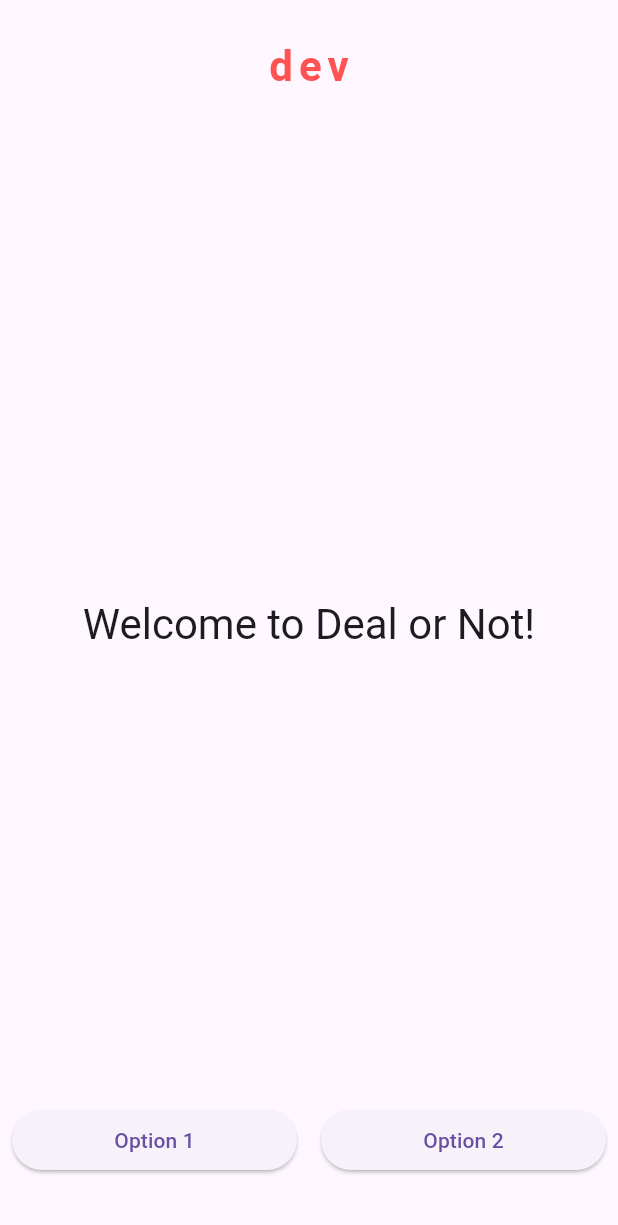
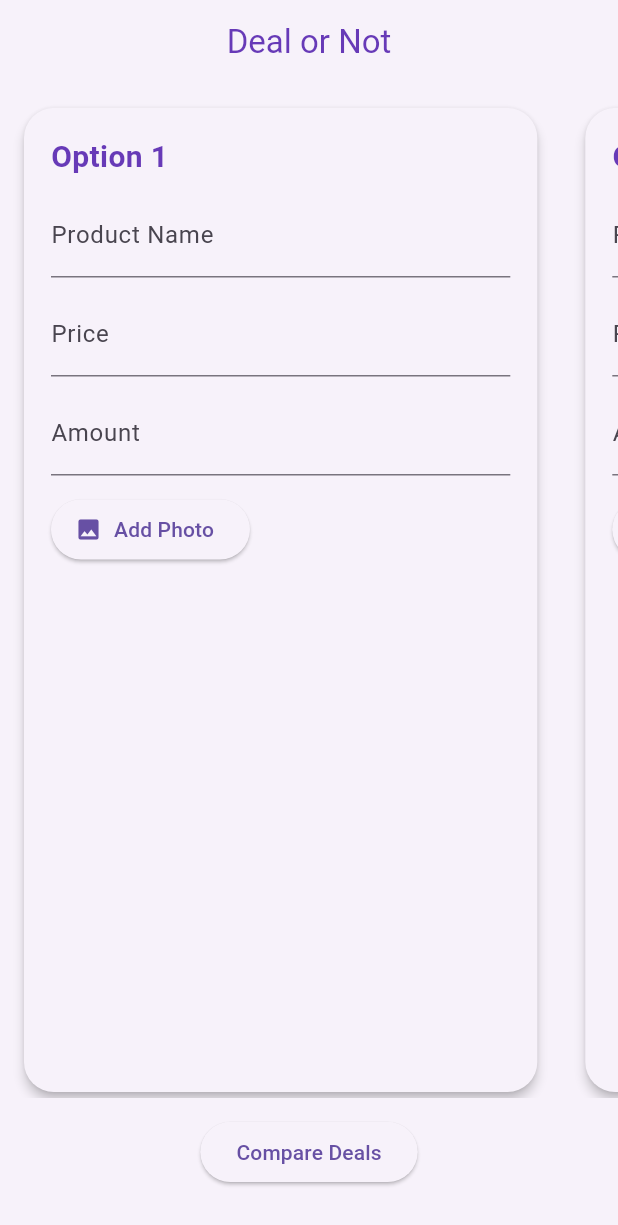
Before and after one commit to wolftone1916/deal-or-not, a Flutter app: the screen it shows after launch, on a phone screen of 412 x 824 dp. Shown: the top 1225 px of the screen. Run offline on Flutter 3.47's test engine with Material 3 defaults, Android fonts, the phone set to English and light mode, and no system bars; our stand-ins replace image_picker.

Commit message:
Update lib/main.dart with new content

```diff
--- a/lib/main.dart
+++ b/lib/main.dart
@@ -1,4 +1,7 @@
 import 'package:flutter/material.dart';
+import 'package:provider/provider.dart';
+import 'package:image_picker/image_picker.dart';
+import 'dart:io';
 
 void main() {
   runApp(const DealOrNotApp());
@@ -9,12 +12,36 @@ class DealOrNotApp extends StatelessWidget {
 
   @override
   Widget build(BuildContext context) {
-    return MaterialApp(
+    return MultiProvider(
+      providers: [
+        ChangeNotifierProvider(create: (_) => DealOptionsProvider()),
+      ],
+      child: MaterialApp(
         title: 'Deal or Not',
         home: const DealOrNotHomePage(),
         debugShowCheckedModeBanner: false,
+      ),
     );
   }
+}
+
+class DealOptionsProvider extends ChangeNotifier {
+  final List<DealOptionData> options = [DealOptionData(), DealOptionData()];
+
+  void updateOption(int index, DealOptionData data) {
+    options[index] = data;
+    notifyListeners();
+  }
+}
+
+class DealOptionData {
+  String? name;
+  double? price;
+  double? amount;
+  File? image;
+  String? barcode;
+
+  DealOptionData({this.name, this.price, this.amount, this.image, this.barcode});
 }
 
 class DealOrNotHomePage extends StatelessWidget {
@@ -23,56 +50,186 @@ class DealOrNotHomePage extends StatelessWidget {
   @override
   Widget build(BuildContext context) {
     return Scaffold(
-      body: SafeArea(
+      backgroundColor: const Color(0xFFF7F2FA),
+      appBar: AppBar(
+        backgroundColor: Colors.transparent,
+        elevation: 0,
+        centerTitle: true,
+        title: const Text('Deal or Not', style: TextStyle(color: Colors.deepPurple)),
+      ),
+      body: Consumer<DealOptionsProvider>(
+        builder: (context, optionsProvider, child) {
+          return Column(
+            children: [
+              const SizedBox(height: 12),
+              Expanded(
+                child: ListView.builder(
+                  scrollDirection: Axis.horizontal,
+                  itemCount: optionsProvider.options.length,
+                  itemBuilder: (context, index) {
+                    return Container(
+                      width: MediaQuery.of(context).size.width * 0.85,
+                      margin: EdgeInsets.symmetric(horizontal: 12),
+                      child: DealOptionCard(
+                        index: index,
+                        data: optionsProvider.options[index],
+                        onChanged: (data) => optionsProvider.updateOption(index, data),
+                      ),
+                    );
+                  },
+                ),
+              ),
+              const SizedBox(height: 12),
+              ElevatedButton(
+                onPressed: () {
+                  final deals = optionsProvider.options;
+                  String result;
+                  if (deals[0].price != null && deals[0].amount != null && deals[1].price != null && deals[1].amount != null) {
+                    double value0 = deals[0].price! / deals[0].amount!;
+                    double value1 = deals[1].price! / deals[1].amount!;
+                    result = value0 < value1 ? "Option 1 is the better deal" : "Option 2 is the better deal";
+                  } else {
+                    result = "Please fill in price and amount for both options.";
+                  }
+                  showDialog(context: context, builder: (_) => AlertDialog(title: Text("Deal Result"), content: Text(result)));
+                },
+                child: const Text('Compare Deals'),
+              ),
+              const SizedBox(height: 32),
+            ],
+          );
+        },
+      ),
+    );
+  }
+}
+
+class DealOptionCard extends StatefulWidget {
+  final int index;
+  final DealOptionData data;
+  final ValueChanged<DealOptionData> onChanged;
+
+  const DealOptionCard({super.key, required this.index, required this.data, required this.onChanged});
+
+  @override
+  State<DealOptionCard> createState() => _DealOptionCardState();
+}
+
+class _DealOptionCardState extends State<DealOptionCard> {
+  late TextEditingController nameController;
+  late TextEditingController priceController;
+  late TextEditingController amountController;
+
+  @override
+  void initState() {
+    super.initState();
+    nameController = TextEditingController(text: widget.data.name);
+    priceController = TextEditingController(text: widget.data.price?.toString() ?? '');
+    amountController = TextEditingController(text: widget.data.amount?.toString() ?? '');
+  }
+
+  @override
+  void dispose() {
+    nameController.dispose();
+    priceController.dispose();
+    amountController.dispose();
+    super.dispose();
+  }
+
+  Future<void> pickImage() async {
+    final picker = ImagePicker();
+    final pickedFile = await picker.pickImage(source: ImageSource.gallery);
+    if (pickedFile != null) {
+      setState(() {
+        widget.onChanged(
+          DealOptionData(
+            name: nameController.text,
+            price: double.tryParse(priceController.text),
+            amount: double.tryParse(amountController.text),
+            image: File(pickedFile.path),
+            barcode: widget.data.barcode,
+          ),
+        );
+      });
+    }
+  }
+
+  @override
+  Widget build(BuildContext context) {
+    return Card(
+      elevation: 3,
+      shape: RoundedRectangleBorder(borderRadius: BorderRadius.circular(20)),
+      child: Padding(
+        padding: const EdgeInsets.all(18.0),
         child: Column(
+          mainAxisAlignment: MainAxisAlignment.start,
+          crossAxisAlignment: CrossAxisAlignment.stretch,
           children: [
-            const Padding(
-              padding: EdgeInsets.only(top: 24.0, bottom: 16.0),
-              child: Text(
-                'dev',
-                style: TextStyle(
-                  fontSize: 28,
-                  fontWeight: FontWeight.bold,
-                  color: Colors.redAccent,
-                  letterSpacing: 4,
+            Text('Option ${widget.index + 1}',
+                style: const TextStyle(fontWeight: FontWeight.bold, fontSize: 20, color: Colors.deepPurple)),
+            const SizedBox(height: 10),
+            TextField(
+              controller: nameController,
+              decoration: const InputDecoration(labelText: 'Product Name'),
+              onChanged: (_) => widget.onChanged(
+                DealOptionData(
+                  name: nameController.text,
+                  price: double.tryParse(priceController.text),
+                  amount: double.tryParse(amountController.text),
+                  image: widget.data.image,
+                  barcode: widget.data.barcode,
                 ),
               ),
             ),
-            const SizedBox(height: 16),
-            Expanded(
-              child: Center(
-                child: Text(
-                  'Welcome to Deal or Not!',
-                  style: Theme.of(context).textTheme.headlineMedium,
-                  textAlign: TextAlign.center,
+            const SizedBox(height: 10),
+            TextField(
+              controller: priceController,
+              keyboardType: TextInputType.number,
+              decoration: const InputDecoration(labelText: 'Price'),
+              onChanged: (_) => widget.onChanged(
+                DealOptionData(
+                  name: nameController.text,
+                  price: double.tryParse(priceController.text),
+                  amount: double.tryParse(amountController.text),
+                  image: widget.data.image,
+                  barcode: widget.data.barcode,
                 ),
               ),
             ),
-            Padding(
-              padding: const EdgeInsets.only(bottom: 40.0),
-              child: Row(
-                mainAxisAlignment: MainAxisAlignment.center,
-                children: [
-                  Expanded(
-                    child: Padding(
-                      padding: const EdgeInsets.symmetric(horizontal: 8.0),
-                      child: ElevatedButton(
-                        onPressed: () {},
-                        child: const Text('Option 1'),
+            const SizedBox(height: 10),
+            TextField(
+              controller: amountController,
+              keyboardType: TextInputType.number,
+              decoration: const InputDecoration(labelText: 'Amount'),
+              onChanged: (_) => widget.onChanged(
+                DealOptionData(
+                  name: nameController.text,
+                  price: double.tryParse(priceController.text),
+                  amount: double.tryParse(amountController.text),
+                  image: widget.data.image,
+                  barcode: widget.data.barcode,
                 ),
               ),
             ),
-                  Expanded(
-                    child: Padding(
-                      padding: const EdgeInsets.symmetric(horizontal: 8.0),
-                      child: ElevatedButton(
-                        onPressed: () {},
-                        child: const Text('Option 2'),
+            const SizedBox(height: 12),
+            Row(
+              mainAxisAlignment: MainAxisAlignment.spaceBetween,
+              children: [
+                ElevatedButton.icon(
+                  onPressed: pickImage,
+                  icon: const Icon(Icons.image),
+                  label: const Text('Add Photo'),
                 ),
+                if (widget.data.image != null)
+                  SizedBox(
+                    width: 60,
+                    height: 60,
+                    child: ClipRRect(
+                      borderRadius: BorderRadius.circular(8),
+                      child: Image.file(widget.data.image!, fit: BoxFit.cover),
                     ),
                   ),
               ],
-              ),
             ),
           ],
         ),
```
Lines whose indentation alone changed are shown as unchanged.
